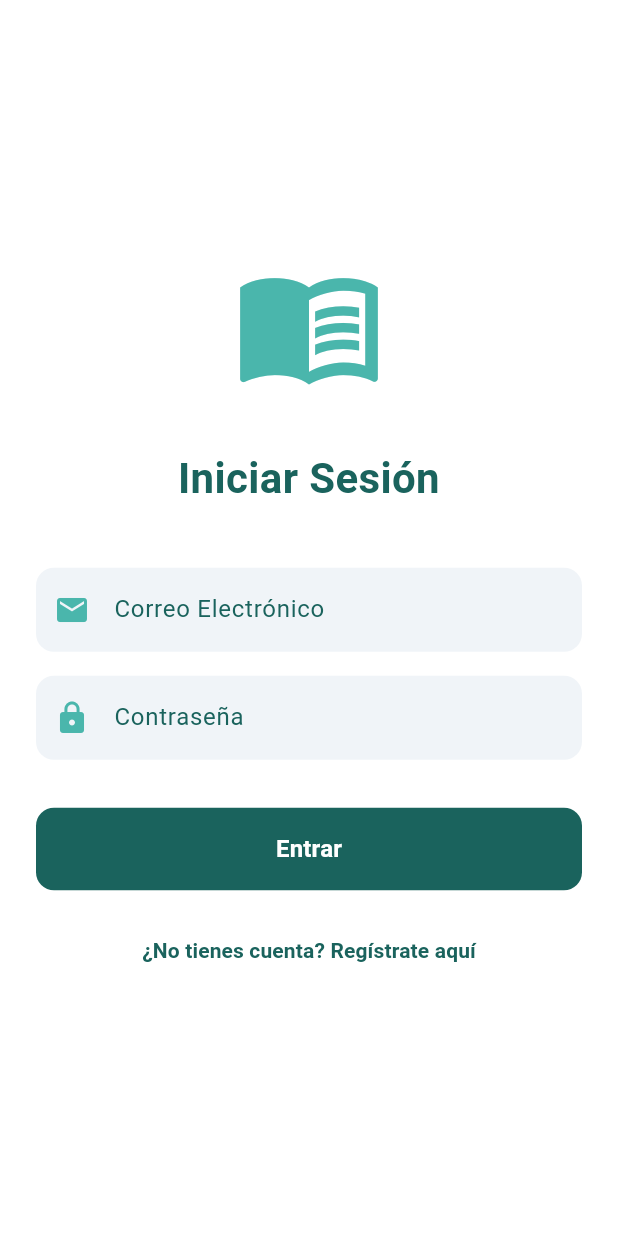
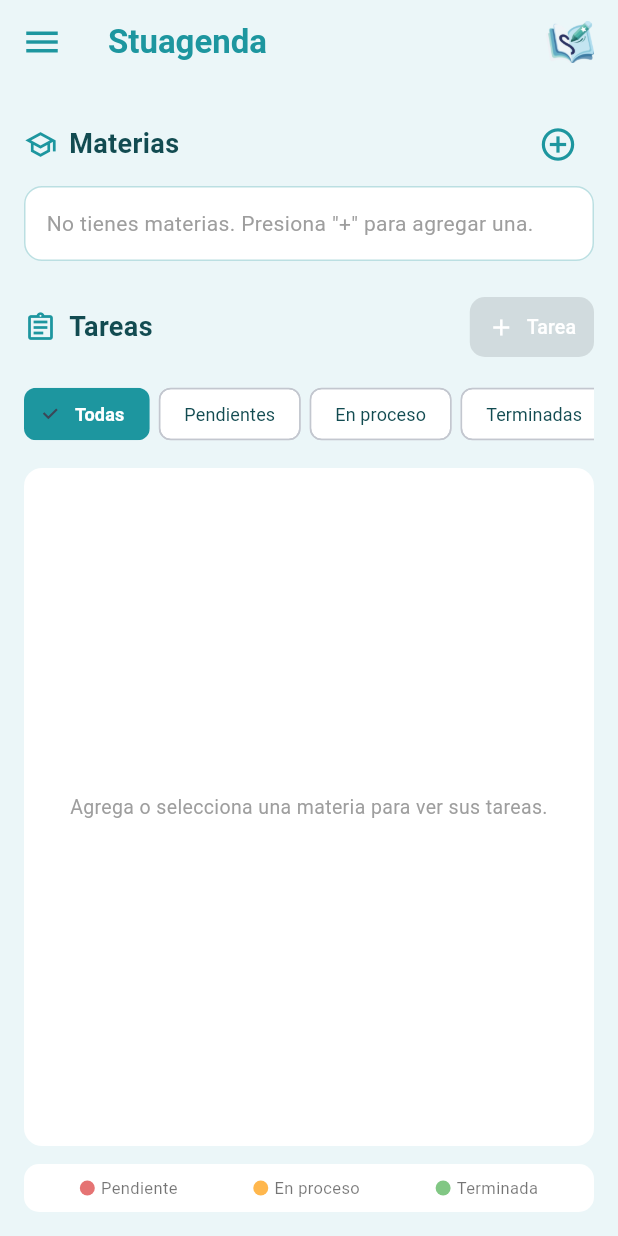
Before and after one commit to Jon-utvam/EstuAgenda-v2, a Flutter app: the screen it shows after launch, on a phone screen of 412 x 824 dp. Run offline on Flutter 3.47's test engine with Material 3 defaults, Android fonts, the phone set to English and light mode, and no system bars.

Commit message:
Agrega iconos de la app y pantalla de materias y tareas

```diff
--- /dev/null
+++ b/estu_agenda/lib/controllers/tareas_controller.dart
@@ -0,0 +1,149 @@
+import 'package:flutter/material.dart';
+
+enum EstadoTarea { pendiente, enProceso, terminada }
+
+class Tarea {
+  final String id;
+  String titulo;
+  String materia;
+  EstadoTarea estado;
+
+  Tarea({
+    required this.id,
+    required this.titulo,
+    required this.materia,
+    this.estado = EstadoTarea.pendiente,
+  });
+}
+
+class TareasController extends ChangeNotifier {
+  // 1. Listas vacías inicialmente
+  final List<String> materias = [];
+  String? _materiaSeleccionada;
+  String? get materiaSeleccionada => _materiaSeleccionada;
+
+  String _filtroActivo = 'Todas';
+  String get filtroActivo => _filtroActivo;
+
+  final List<Tarea> _todasLasTareas = [];
+
+  // --- GESTIÓN DE MATERIAS ---
+
+  void agregarMateria(String nuevaMateria) {
+    final materiaLimpia = nuevaMateria.trim();
+    if (materiaLimpia.isEmpty) return;
+
+    if (!materias.contains(materiaLimpia)) {
+      materias.add(materiaLimpia);
+      _materiaSeleccionada = materiaLimpia;
+      notifyListeners();
+    }
+  }
+
+  void editarMateriaActual(String nuevoNombre) {
+    final nombreLimpio = nuevoNombre.trim();
+    if (nombreLimpio.isEmpty || _materiaSeleccionada == null) return;
+
+    final index = materias.indexOf(_materiaSeleccionada!);
+    if (index != -1) {
+      final materiaAntigua = _materiaSeleccionada!;
+      materias[index] = nombreLimpio;
+      _materiaSeleccionada = nombreLimpio;
+
+      // Actualizar el nombre de la materia en todas sus tareas asociadas
+      for (var tarea in _todasLasTareas) {
+        if (tarea.materia == materiaAntigua) {
+          tarea.materia = nombreLimpio;
+        }
+      }
+      notifyListeners();
+    }
+  }
+
+  void eliminarMateriaActual() {
+    if (_materiaSeleccionada == null) return;
+
+    final materiaAEliminar = _materiaSeleccionada!;
+    materias.remove(materiaAEliminar);
+
+    // Eliminar también las tareas asociadas a esta materia
+    _todasLasTareas.removeWhere((t) => t.materia == materiaAEliminar);
+
+    // Seleccionar la primera materia disponible si existe
+    _materiaSeleccionada = materias.isNotEmpty ? materias.first : null;
+    notifyListeners();
+  }
+
+  void seleccionarMateria(String nuevaMateria) {
+    _materiaSeleccionada = nuevaMateria;
+    notifyListeners();
+  }
+
+  void agregarTarea(String titulo) {
+    if (titulo.trim().isEmpty || _materiaSeleccionada == null) return;
+    _todasLasTareas.add(
+      Tarea(
+        id: DateTime.now().toString(),
+        titulo: titulo.trim(),
+        materia: _materiaSeleccionada!,
+        estado: EstadoTarea.pendiente,
+      ),
+    );
+    notifyListeners();
+  }
+
+  void editarTarea(String id, String nuevoTitulo) {
+    final tituloLimpio = nuevoTitulo.trim();
+    if (tituloLimpio.isEmpty) return;
+
+    final index = _todasLasTareas.indexWhere((t) => t.id == id);
+    if (index != -1) {
+      _todasLasTareas[index].titulo = tituloLimpio;
+      notifyListeners();
+    }
+  }
+
+  void eliminarTarea(String id) {
+    _todasLasTareas.removeWhere((t) => t.id == id);
+    notifyListeners();
+  }
+
+  void cambiarEstadoTarea(String id, EstadoTarea nuevoEstado) {
+    final index = _todasLasTareas.indexWhere((t) => t.id == id);
+    if (index != -1) {
+      _todasLasTareas[index].estado = nuevoEstado;
+      notifyListeners();
+    }
+  }
+
+  void cambiarFiltro(String nuevoFiltro) {
+    _filtroActivo = nuevoFiltro;
+    notifyListeners();
+  }
+
+  List<Tarea> get tareasFiltradas {
+    if (_materiaSeleccionada == null) return [];
+
+    var tareasDeMateria = _todasLasTareas.where((t) => t.materia == _materiaSeleccionada);
+
+    if (_filtroActivo == 'Pendientes') {
+      return tareasDeMateria.where((t) => t.estado == EstadoTarea.pendiente).toList();
+    } else if (_filtroActivo == 'En proceso') {
+      return tareasDeMateria.where((t) => t.estado == EstadoTarea.enProceso).toList();
+    } else if (_filtroActivo == 'Terminadas') {
+      return tareasDeMateria.where((t) => t.estado == EstadoTarea.terminada).toList();
+    }
+    return tareasDeMateria.toList();
+  }
+
+  Color obtenerColorEstado(EstadoTarea estado) {
+    switch (estado) {
+      case EstadoTarea.pendiente:
+        return const Color(0xFFE57373);
+      case EstadoTarea.enProceso:
+        return const Color(0xFFFFB74D);
+      case EstadoTarea.terminada:
+        return const Color(0xFF81C784);
+    }
+  }
+}
--- a/estu_agenda/lib/main.dart
+++ b/estu_agenda/lib/main.dart
@@ -1,5 +1,6 @@
 import 'package:flutter/material.dart';
 import 'screens/login_screen.dart';
+import 'screens/materias_tareas_screen.dart';
 
 void main() {
   runApp(const MiApp());
@@ -17,8 +18,7 @@ class MiApp extends StatelessWidget {
         colorScheme: ColorScheme.fromSeed(seedColor: Colors.blue),
         useMaterial3: true,
       ),
-      // Aquí le decimos que arranque directamente en el Login
-      home: const LoginScreen(),
+      home: MateriasTareasScreen(),
     );
   }
 }
--- /dev/null
+++ b/estu_agenda/lib/models/models.dart
@@ -0,0 +1,41 @@
+class Tarea {
+  final String id;
+  final String titulo;
+  final String descripcion;
+  final DateTime fechaEntrega;
+  bool completada;
+
+  Tarea({
+    required this.id,
+    required this.titulo,
+    required this.descripcion,
+    required this.fechaEntrega,
+    this.completada = false,
+  });
+}
+
+class Materia {
+  final String id;
+  final String nombre;
+  final String profesor;
+  final List<Tarea> tareas;
+
+  Materia({
+    required this.id,
+    required this.nombre,
+    required this.profesor,
+    List<Tarea>? tareas,
+  }) : tareas = tareas ?? [];
+}
+
+class Alumno {
+  final String id;
+  final String nombre;
+  final List<Materia> materias;
+
+  Alumno({
+    required this.id,
+    required this.nombre,
+    List<Materia>? materias,
+  }) : materias = materias ?? [];
+}
--- a/estu_agenda/lib/screens/login_screen.dart
+++ b/estu_agenda/lib/screens/login_screen.dart
@@ -52,11 +52,10 @@ class _LoginScreenState extends State<LoginScreen> {
                 mainAxisAlignment: MainAxisAlignment.center,
                 crossAxisAlignment: CrossAxisAlignment.stretch,
                 children: [
-                  // Ícono de libro actualizado con tu color vibrante
-                  Icon(
-                    Icons.menu_book,
-                    size: 100,
-                    color: stuVibrant,
+                  // Imagen reemplazando al icono antiguo
+                  Image.asset(
+                    'assets/logo.png',
+                    height: 100,
                   ),
                   const SizedBox(height: 32),
                   // Título principal
@@ -154,11 +153,11 @@ class _LoginScreenState extends State<LoginScreen> {
                   // Botón para ir al Registro
                   TextButton(
                     onPressed: () {
-                        Navigator.push(
-                            context,
-                            MaterialPageRoute(builder: (context) => const RegisterScreen()),
-                            );
-                            },
+                      Navigator.push(
+                        context,
+                        MaterialPageRoute(builder: (context) => const RegisterScreen()),
+                      );
+                    },
                     style: TextButton.styleFrom(
                       foregroundColor: stuDark,
                     ),
--- /dev/null
+++ b/estu_agenda/lib/screens/materias_tareas_screen.dart
@@ -0,0 +1,488 @@
+import 'package:flutter/material.dart';
+import '../controllers/tareas_controller.dart';
+
+class MateriasTareasScreen extends StatefulWidget {
+  const MateriasTareasScreen({super.key});
+
+  @override
+  State<MateriasTareasScreen> createState() => _MateriasTareasScreenState();
+}
+
+class _MateriasTareasScreenState extends State<MateriasTareasScreen> {
+  final TareasController _controller = TareasController();
+  final TextEditingController _inputController = TextEditingController();
+
+  static const Color primaryTeal = Color(0xFF1D969F);
+  static const Color bgColor = Color(0xFFEBF6F8);
+  static const Color cardColor = Colors.white;
+  static const Color textDark = Color(0xFF124B51);
+
+  @override
+  Widget build(BuildContext context) {
+    return ListenableBuilder(
+      listenable: _controller,
+      builder: (context, _) {
+        return Scaffold(
+          backgroundColor: bgColor,
+          appBar: AppBar(
+            backgroundColor: bgColor,
+            elevation: 0,
+            leading: Builder(
+              builder: (context) => IconButton(
+                icon: const Icon(Icons.menu, color: primaryTeal, size: 28),
+                onPressed: () => Scaffold.of(context).openDrawer(),
+              ),
+            ),
+            title: const Text(
+              'Stuagenda',
+              style: TextStyle(
+                color: primaryTeal,
+                fontWeight: FontWeight.bold,
+                fontSize: 22,
+              ),
+            ),
+            actions: [
+              Padding(
+                padding: const EdgeInsets.only(right: 16.0),
+                child: Image.asset(
+                  'assets/logo.png',
+                  height: 32,
+                  width: 32,
+                  errorBuilder: (_, __, ___) => const Icon(
+                    Icons.account_circle,
+                    color: primaryTeal,
+                    size: 32,
+                  ),
+                ),
+              ),
+            ],
+          ),
+
+          drawer: Drawer(
+            child: Container(
+              color: primaryTeal,
+              child: ListView(
+                padding: EdgeInsets.zero,
+                children: const [
+                  DrawerHeader(
+                    child: Column(
+                      crossAxisAlignment: CrossAxisAlignment.start,
+                      mainAxisAlignment: MainAxisAlignment.center,
+                      children: [
+                        Text('Stuagenda', style: TextStyle(color: Colors.white, fontSize: 24, fontWeight: FontWeight.bold)),
+                        SizedBox(height: 4),
+                        Text('Menú principal', style: TextStyle(color: Colors.white70)),
+                      ],
+                    ),
+                  ),
+                  ListTile(
+                    leading: Icon(Icons.book, color: Colors.white),
+                    title: Text('Materias y Tareas', style: TextStyle(color: Colors.white)),
+                  ),
+                ],
+              ),
+            ),
+          ),
+
+          body: Padding(
+            padding: const EdgeInsets.all(16.0),
+            child: Column(
+              crossAxisAlignment: CrossAxisAlignment.stretch,
+              children: [
+                // 1. CABECERA DE MATERIAS
+                Row(
+                  mainAxisAlignment: MainAxisAlignment.spaceBetween,
+                  children: [
+                    _buildHeaderTitle(Icons.school_outlined, 'Materias'),
+                    IconButton(
+                      icon: const Icon(Icons.add_circle_outline, color: primaryTeal, size: 26),
+                      tooltip: 'Agregar nueva materia',
+                      onPressed: () => _mostrarDialogoMateria(context),
+                    ),
+                  ],
+                ),
+                const SizedBox(height: 4),
+                _buildMateriaDropdown(),
+
+                const SizedBox(height: 20),
+
+                // 2. CABECERA DE TAREAS Y BOTÓN AGREGAR TAREA
+                Row(
+                  mainAxisAlignment: MainAxisAlignment.spaceBetween,
+                  children: [
+                    _buildHeaderTitle(Icons.assignment_outlined, 'Tareas'),
+                    ElevatedButton.icon(
+                      style: ElevatedButton.styleFrom(
+                        backgroundColor: primaryTeal,
+                        shape: RoundedRectangleBorder(borderRadius: BorderRadius.circular(10)),
+                        padding: const EdgeInsets.symmetric(horizontal: 12, vertical: 8),
+                      ),
+                      onPressed: _controller.materiaSeleccionada == null
+                          ? null
+                          : () => _mostrarDialogoTarea(context),
+                      icon: const Icon(Icons.add, size: 18, color: Colors.white),
+                      label: const Text('Tarea', style: TextStyle(color: Colors.white, fontSize: 13)),
+                    ),
+                  ],
+                ),
+                const SizedBox(height: 10),
+
+                // 3. FILTROS
+                _buildFiltroClasificacion(),
+                const SizedBox(height: 12),
+
+                // 4. LISTA DE TAREAS
+                Expanded(
+                  child: _buildListaTareas(),
+                ),
+
+                // 5. LEYENDA
+                _buildLeyendaEstados(),
+              ],
+            ),
+          ),
+        );
+      },
+    );
+  }
+
+  Widget _buildHeaderTitle(IconData icon, String title) {
+    return Row(
+      children: [
+        Icon(icon, color: primaryTeal, size: 22),
+        const SizedBox(width: 8),
+        Text(
+          title,
+          style: const TextStyle(fontSize: 18, fontWeight: FontWeight.bold, color: textDark),
+        ),
+      ],
+    );
+  }
+
+  Widget _buildMateriaDropdown() {
+    if (_controller.materias.isEmpty) {
+      return Container(
+        padding: const EdgeInsets.all(14),
+        decoration: BoxDecoration(
+          color: cardColor,
+          borderRadius: BorderRadius.circular(12),
+          border: Border.all(color: primaryTeal.withOpacity(0.3)),
+        ),
+        child: const Text(
+          'No tienes materias. Presiona "+" para agregar una.',
+          style: TextStyle(color: Colors.grey, fontSize: 14),
+        ),
+      );
+    }
+
+    return Container(
+      padding: const EdgeInsets.symmetric(horizontal: 12, vertical: 2),
+      decoration: BoxDecoration(
+        color: cardColor,
+        borderRadius: BorderRadius.circular(12),
+        border: Border.all(color: primaryTeal.withOpacity(0.3)),
+      ),
+      child: Row(
+        children: [
+          Expanded(
+            child: DropdownButtonHideUnderline(
+              child: DropdownButton<String>(
+                value: _controller.materiaSeleccionada,
+                isExpanded: true,
+                icon: const Icon(Icons.keyboard_arrow_down, color: primaryTeal),
+                style: const TextStyle(color: textDark, fontSize: 16, fontWeight: FontWeight.w600),
+                items: _controller.materias.map((materia) {
+                  return DropdownMenuItem<String>(
+                    value: materia,
+                    child: Text(materia),
+                  );
+                }).toList(),
+                onChanged: (nuevaMateria) {
+                  if (nuevaMateria != null) {
+                    _controller.seleccionarMateria(nuevaMateria);
+                  }
+                },
+              ),
+            ),
+          ),
+          // Opciones Editar/Eliminar Materia Activa
+          PopupMenuButton<String>(
+            icon: const Icon(Icons.more_vert, color: primaryTeal),
+            onSelected: (opcion) {
+              if (opcion == 'editar') {
+                _mostrarDialogoMateria(context, esEdicion: true);
+              } else if (opcion == 'eliminar') {
+                _confirmarEliminarMateria(context);
+              }
+            },
+            itemBuilder: (context) => [
+              const PopupMenuItem(
+                value: 'editar',
+                child: Row(
+                  children: [Icon(Icons.edit, size: 18, color: textDark), SizedBox(width: 8), Text('Editar')],
+                ),
+              ),
+              const PopupMenuItem(
+                value: 'eliminar',
+                child: Row(
+                  children: [Icon(Icons.delete, size: 18, color: Colors.red), SizedBox(width: 8), Text('Eliminar', style: TextStyle(color: Colors.red))],
+                ),
+              ),
+            ],
+          ),
+        ],
+      ),
+    );
+  }
+
+  Widget _buildFiltroClasificacion() {
+    final opciones = ['Todas', 'Pendientes', 'En proceso', 'Terminadas'];
+    return SingleChildScrollView(
+      scrollDirection: Axis.horizontal,
+      child: Row(
+        children: opciones.map((opcion) {
+          final isSelected = _controller.filtroActivo == opcion;
+          return Padding(
+            padding: const EdgeInsets.only(right: 6.0),
+            child: ChoiceChip(
+              label: Text(
+                opcion,
+                style: TextStyle(
+                  color: isSelected ? Colors.white : textDark,
+                  fontSize: 12,
+                  fontWeight: isSelected ? FontWeight.bold : FontWeight.normal,
+                ),
+              ),
+              selected: isSelected,
+              selectedColor: primaryTeal,
+              backgroundColor: cardColor,
+              onSelected: (_) => _controller.cambiarFiltro(opcion),
+            ),
+          );
+        }).toList(),
+      ),
+    );
+  }
+
+  Widget _buildListaTareas() {
+    final tareas = _controller.tareasFiltradas;
+
+    if (_controller.materiaSeleccionada == null) {
+      return Container(
+        padding: const EdgeInsets.all(20),
+        decoration: BoxDecoration(color: cardColor, borderRadius: BorderRadius.circular(12)),
+        child: const Center(
+          child: Text(
+            'Agrega o selecciona una materia para ver sus tareas.',
+            style: TextStyle(color: Colors.grey, fontSize: 13),
+            textAlign: TextAlign.center,
+          ),
+        ),
+      );
+    }
+
+    if (tareas.isEmpty) {
+      return Container(
+        padding: const EdgeInsets.all(20),
+        decoration: BoxDecoration(color: cardColor, borderRadius: BorderRadius.circular(12)),
+        child: const Center(
+          child: Text(
+            'No hay tareas registradas para esta materia o clasificación.',
+            style: TextStyle(color: Colors.grey, fontSize: 13),
+            textAlign: TextAlign.center,
+          ),
+        ),
+      );
+    }
+
+    return Container(
+      decoration: BoxDecoration(color: cardColor, borderRadius: BorderRadius.circular(12)),
+      child: ListView.separated(
+        itemCount: tareas.length,
+        separatorBuilder: (_, __) => const Divider(height: 1, color: Color(0xFFEEEEEE)),
+        itemBuilder: (context, index) {
+          final tarea = tareas[index];
+          return ListTile(
+            leading: Container(
+              width: 14,
+              height: 14,
+              decoration: BoxDecoration(
+                color: _controller.obtenerColorEstado(tarea.estado),
+                shape: BoxShape.circle,
+              ),
+            ),
+            title: Text(
+              tarea.titulo,
+              style: const TextStyle(fontSize: 15, fontWeight: FontWeight.w500, color: textDark),
+            ),
+            trailing: PopupMenuButton<String>(
+              tooltip: 'Opciones de tarea',
+              onSelected: (opcion) {
+                if (opcion == 'pendiente') {
+                  _controller.cambiarEstadoTarea(tarea.id, EstadoTarea.pendiente);
+                } else if (opcion == 'enProceso') {
+                  _controller.cambiarEstadoTarea(tarea.id, EstadoTarea.enProceso);
+                } else if (opcion == 'terminada') {
+                  _controller.cambiarEstadoTarea(tarea.id, EstadoTarea.terminada);
+                } else if (opcion == 'editar') {
+                  _mostrarDialogoTarea(context, tareaAEditar: tarea);
+                } else if (opcion == 'eliminar') {
+                  _controller.eliminarTarea(tarea.id);
+                }
+              },
+              itemBuilder: (context) => [
+                const PopupMenuItem(value: 'pendiente', child: Text('🔴 Estado: Pendiente')),
+                const PopupMenuItem(value: 'enProceso', child: Text('🟠 Estado: En proceso')),
+                const PopupMenuItem(value: 'terminada', child: Text('🟢 Estado: Terminada')),
+                const PopupMenuDivider(),
+                const PopupMenuItem(
+                  value: 'editar',
+                  child: Row(children: [Icon(Icons.edit, size: 18), SizedBox(width: 8), Text('Editar nombre')]),
+                ),
+                const PopupMenuItem(
+                  value: 'eliminar',
+                  child: Row(children: [Icon(Icons.delete, size: 18, color: Colors.red), SizedBox(width: 8), Text('Eliminar', style: TextStyle(color: Colors.red))]),
+                ),
+              ],
+              child: const Icon(Icons.more_vert, color: Colors.grey),
+            ),
+          );
+        },
+      ),
+    );
+  }
+
+  Widget _buildLeyendaEstados() {
+    return Container(
+      margin: const EdgeInsets.only(top: 12),
+      padding: const EdgeInsets.symmetric(vertical: 8, horizontal: 12),
+      decoration: BoxDecoration(
+        color: Colors.white,
+        borderRadius: BorderRadius.circular(10),
+      ),
+      child: const Row(
+        mainAxisAlignment: MainAxisAlignment.spaceAround,
+        children: [
+          _ItemLeyenda(color: Color(0xFFE57373), texto: 'Pendiente'),
+          _ItemLeyenda(color: Color(0xFFFFB74D), texto: 'En proceso'),
+          _ItemLeyenda(color: Color(0xFF81C784), texto: 'Terminada'),
+        ],
+      ),
+    );
+  }
+
+  // --- DIÁLOGOS ---
+
+  void _mostrarDialogoMateria(BuildContext context, {bool esEdicion = false}) {
+    _inputController.text = esEdicion ? (_controller.materiaSeleccionada ?? '') : '';
+
+    showDialog(
+      context: context,
+      builder: (context) => AlertDialog(
+        title: Text(esEdicion ? 'Editar Materia' : 'Nueva Materia'),
+        content: TextField(
+          controller: _inputController,
+          autofocus: true,
+          decoration: const InputDecoration(hintText: 'Nombre de la materia'),
+        ),
+        actions: [
+          TextButton(
+            onPressed: () => Navigator.pop(context),
+            child: const Text('Cancelar'),
+          ),
+          ElevatedButton(
+            style: ElevatedButton.styleFrom(backgroundColor: primaryTeal),
+            onPressed: () {
+              if (esEdicion) {
+                _controller.editarMateriaActual(_inputController.text);
+              } else {
+                _controller.agregarMateria(_inputController.text);
+              }
+              _inputController.clear();
+              Navigator.pop(context);
+            },
+            child: const Text('Guardar', style: TextStyle(color: Colors.white)),
+          ),
+        ],
+      ),
+    );
+  }
+
+  void _confirmarEliminarMateria(BuildContext context) {
+    showDialog(
+      context: context,
+      builder: (context) => AlertDialog(
+        title: const Text('¿Eliminar materia?'),
+        content: Text('Se eliminará "${_controller.materiaSeleccionada}" y todas las tareas asociadas.'),
+        actions: [
+          TextButton(
+            onPressed: () => Navigator.pop(context),
+            child: const Text('Cancelar'),
+          ),
+          ElevatedButton(
+            style: ElevatedButton.styleFrom(backgroundColor: Colors.red),
+            onPressed: () {
+              _controller.eliminarMateriaActual();
+              Navigator.pop(context);
+            },
+            child: const Text('Eliminar', style: TextStyle(color: Colors.white)),
+          ),
+        ],
+      ),
+    );
+  }
+
+  void _mostrarDialogoTarea(BuildContext context, {Tarea? tareaAEditar}) {
+    final esEdicion = tareaAEditar != null;
+    _inputController.text = esEdicion ? tareaAEditar.titulo : '';
+
+    showDialog(
+      context: context,
+      builder: (context) => AlertDialog(
+        title: Text(esEdicion ? 'Editar Tarea' : 'Nueva Tarea'),
+        content: TextField(
+          controller: _inputController,
+          autofocus: true,
+          decoration: const InputDecoration(hintText: 'Nombre de la tarea'),
+        ),
+        actions: [
+          TextButton(
+            onPressed: () => Navigator.pop(context),
+            child: const Text('Cancelar'),
+          ),
+          ElevatedButton(
+            style: ElevatedButton.styleFrom(backgroundColor: primaryTeal),
+            onPressed: () {
+              if (esEdicion) {
+                _controller.editarTarea(tareaAEditar.id, _inputController.text);
+              } else {
+                _controller.agregarTarea(_inputController.text);
+              }
+              _inputController.clear();
+              Navigator.pop(context);
+            },
+            child: const Text('Guardar', style: TextStyle(color: Colors.white)),
+          ),
+        ],
+      ),
+    );
+  }
+}
+
+class _ItemLeyenda extends StatelessWidget {
+  final Color color;
+  final String texto;
+
+  const _ItemLeyenda({required this.color, required this.texto});
+
+  @override
+  Widget build(BuildContext context) {
+    return Row(
+      children: [
+        Container(width: 10, height: 10, decoration: BoxDecoration(color: color, shape: BoxShape.circle)),
+        const SizedBox(width: 4),
+        Text(texto, style: const TextStyle(fontSize: 11, color: Colors.black54)),
+      ],
+    );
+  }
+}
```
Also changed, not shown: estu_agenda/lib/screens/register_screen.dart (+4 -9 lines), estu_agenda/pubspec.yaml (+10 -3 lines), estu_agenda/assets/logo.png (added), estu_agenda/assets/logoprincipal.png (added), estu_agenda/pubspec.lock, 28 other files.
